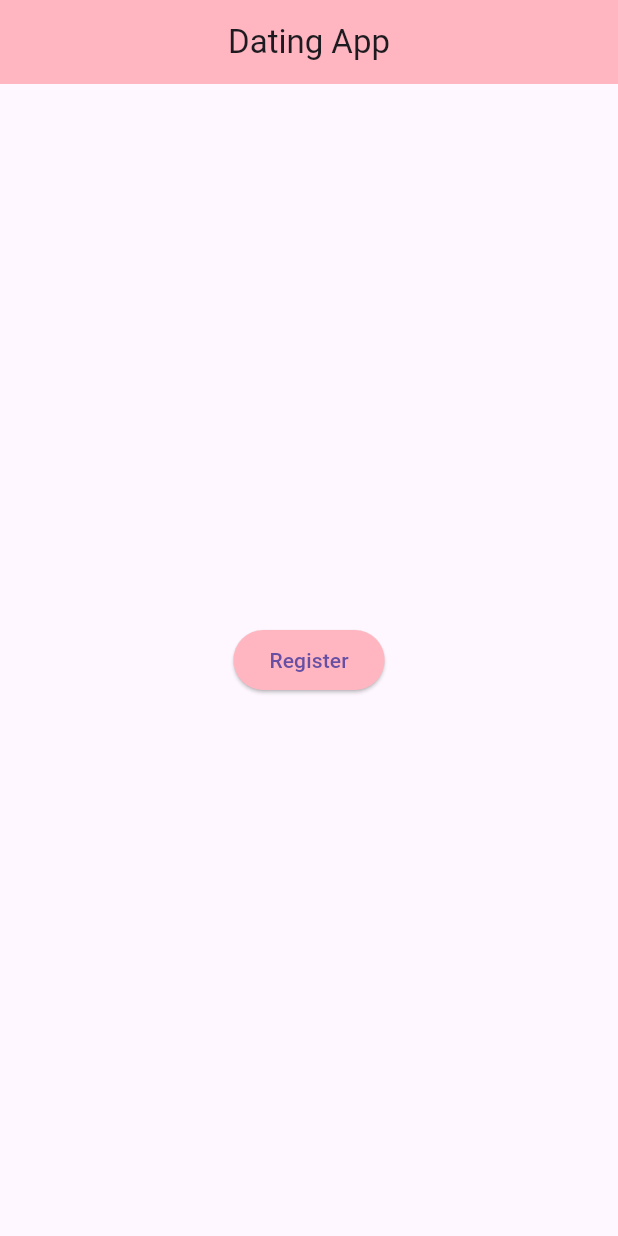
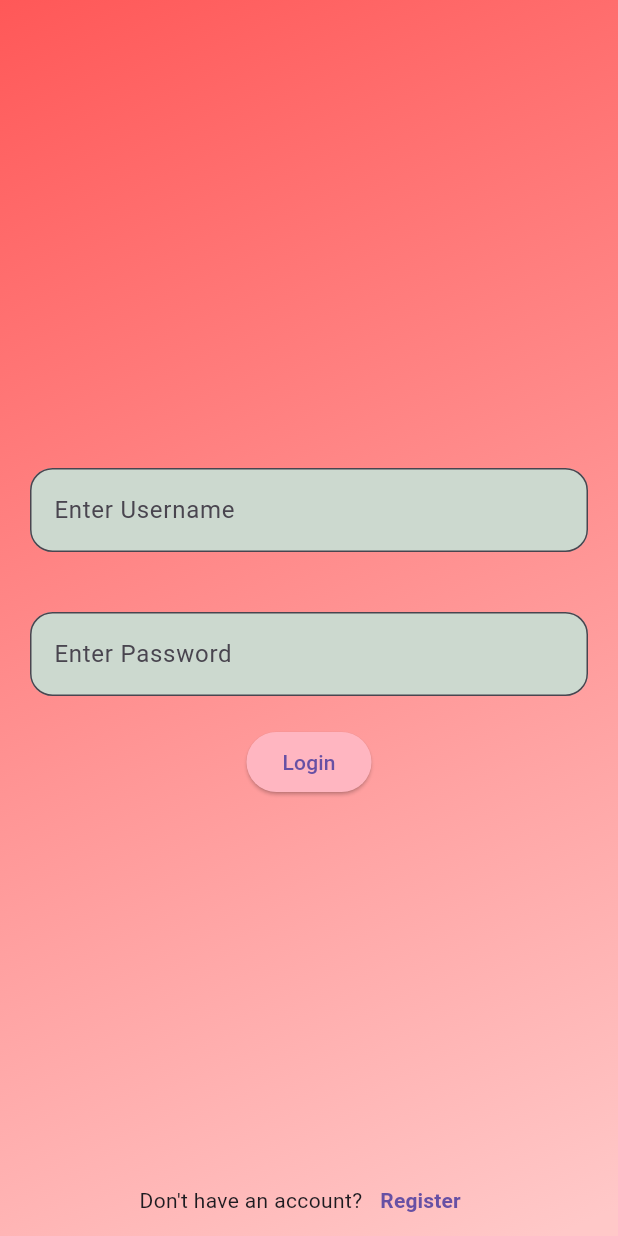
Before and after one commit to Xvjay/dating_app, a Flutter app: the screen it shows after launch, on a phone screen of 412 x 824 dp. Run offline on Flutter 3.47's test engine with Material 3 defaults, Android fonts, the phone set to English and light mode, and no system bars.

Commit message:
added more stlying to the login page, also added a compontes tab where you can reuse buttons and text fileds, added homepage as well.

```diff
--- /dev/null
+++ b/lib/componets/nav_button.dart
@@ -0,0 +1,23 @@
+import 'package:flutter/material.dart';
+
+class NavButton extends StatelessWidget {
+  final Widget
+  destination; // this will store the location that the button will go to
+  final String name;
+
+  const NavButton({super.key, required this.destination, required this.name});
+
+  @override
+  Widget build(BuildContext context) {
+    return ElevatedButton(
+      onPressed: () {
+        Navigator.push(
+          context,
+          MaterialPageRoute(builder: (context) => destination),
+        );
+      },
+      style: ElevatedButton.styleFrom(backgroundColor: const Color(0xFFFFB6C1)),
+      child: Text(name),
+    );
+  }
+}
--- /dev/null
+++ b/lib/componets/text_box.dart
@@ -0,0 +1,23 @@
+import 'package:flutter/material.dart';
+
+class CustomBox extends StatelessWidget {
+  final String? labelText; /* this is where the text that you want to display
+  on the text box will be stored*/
+
+  const CustomBox({super.key, this.labelText});
+
+  @override
+  Widget build(BuildContext context) {
+    return Container(
+      padding: EdgeInsets.all(20),
+      child: TextField(
+        decoration: InputDecoration(
+          filled: true,
+          fillColor: Color(0xFFCCD9CF), // Soft White
+          border: OutlineInputBorder(borderRadius: BorderRadius.circular(15)),
+          labelText: labelText,
+        ),
+      ),
+    );
+  }
+}
--- /dev/null
+++ b/lib/homepage.dart
@@ -0,0 +1,10 @@
+import 'package:flutter/material.dart';
+
+class HomePage_1 extends StatelessWidget {
+  const HomePage_1({super.key});
+
+  @override
+  Widget build(BuildContext context) {
+    return Scaffold(appBar: AppBar(title: Text("data")));
+  }
+}
--- a/lib/main.dart
+++ b/lib/main.dart
@@ -1,5 +1,8 @@
 import 'package:flutter/material.dart';
+import 'package:test_1/componets/nav_button.dart';
+import 'componets/text_box.dart';
 import 'register.dart';
+import 'homepage.dart';
 
 void main() {
   runApp(const MyApp());
@@ -23,25 +26,61 @@ class MyHomePage extends StatelessWidget {
   @override
   Widget build(BuildContext context) {
     return Scaffold(
-      appBar: AppBar(
-        title: const Text("Dating App"),
-        centerTitle: true,
-        backgroundColor: const Color(0xFFFFB6C1),
+      body: Container(
+        decoration: const BoxDecoration(
+          gradient: LinearGradient(
+            begin: Alignment.topLeft,
+            end: Alignment(0.8, 1),
+            colors: <Color>[
+              Color(0xFFFF5858), // This is the base pinkish tone
+              Color(0xFFFFC8C8),
+            ], //
           ),
-      body: Center(
-        child: ElevatedButton(
-          /* this button lets you go to the
-        register page*/
+        ),
+        child: Stack(
+          // this makes a stack for the front page UI
+          children: [
+            Center(
+              child: Column(
+                mainAxisAlignment:
+                    MainAxisAlignment.center, //centers the column
+                children: [
+                  // the username and password text fields
+                  CustomBox(labelText: "Enter Username"),
+                  CustomBox(labelText: "Enter Password"),
+                  NavButton(destination: HomePage_1(), name: 'Login'),
+                ],
+              ),
+            ),
+
+            Align(
+              alignment: Alignment.bottomCenter,
+
+              child: Row(
+                mainAxisAlignment: MainAxisAlignment.center,
+                children: [
+                  Text("Don't have an account?"),
+                  TextButton(
                     onPressed: () {
                       Navigator.push(
                         context,
-              MaterialPageRoute(builder: (context) => const SecondRoute()),
+                        MaterialPageRoute(
+                          builder: (context) => const SecondRoute(),
+                        ),
                       );
                     },
-          style: ElevatedButton.styleFrom(
-            backgroundColor: const Color(0xFFFFB6C1),
+                    child: Text(
+                      "Register",
+                      style: TextStyle(
+                        fontWeight: FontWeight.bold,
+                      ), // makes the Register more bold
+                      //giving the user an easier way of seeing it
                     ),
-          child: const Text("Register"),
+                  ),
+                ],
+              ), // takes you to the register page
+            ),
+          ],
         ),
       ),
     );
```
Lines whose indentation alone changed are shown as unchanged.
